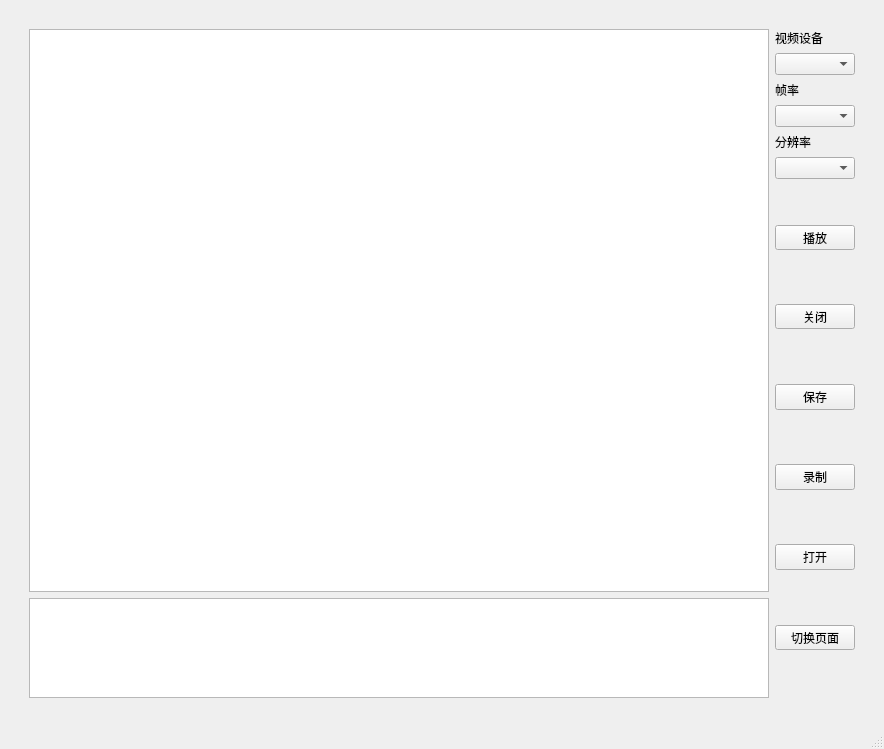
Above: window_video.ui from qin343531/qCom before the change. Below: the same form after it.
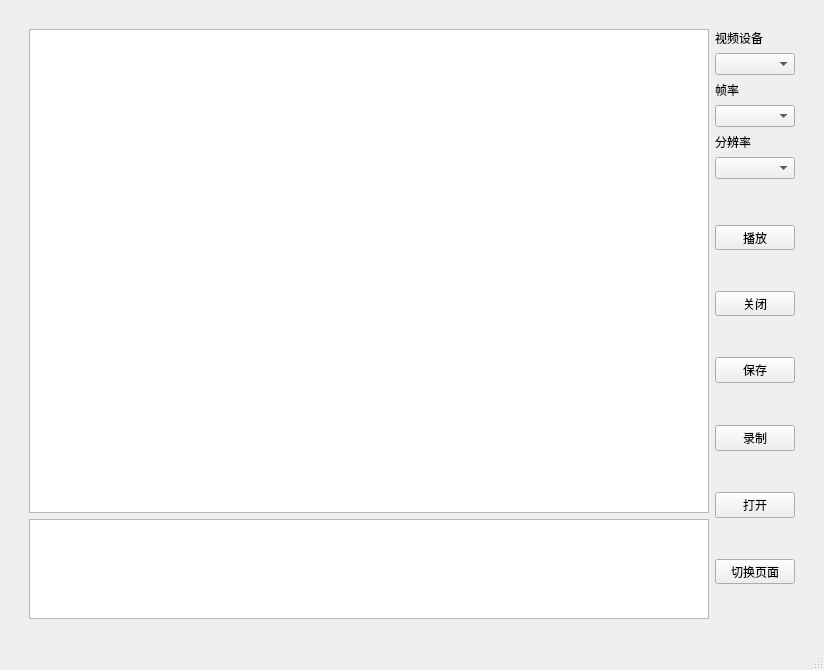
That is the form after the change.

Diff of the .ui file:
```diff
--- a/window_video.ui
+++ b/window_video.ui
@@ -6,12 +6,12 @@
    <rect>
     <x>0</x>
     <y>0</y>
-    <width>884</width>
-    <height>749</height>
+    <width>824</width>
+    <height>670</height>
    </rect>
   </property>
   <property name="sizePolicy">
-   <sizepolicy hsizetype="Fixed" vsizetype="Fixed">
+   <sizepolicy hsizetype="Preferred" vsizetype="Preferred">
     <horstretch>0</horstretch>
     <verstretch>0</verstretch>
    </sizepolicy>
```
Left out of the diff: 2 changed lines with no effect on the pictures.
